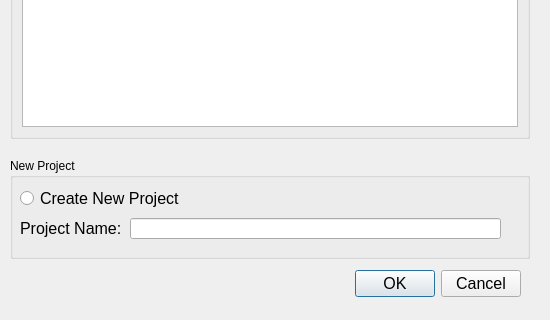
Above: ui/project_selection_dialog.ui from tinymouse42/BAPD before the change; both pictures show x 0 to 550 and y 202 to 522 of the 550 by 522 pixel window. Below: the same form after it.
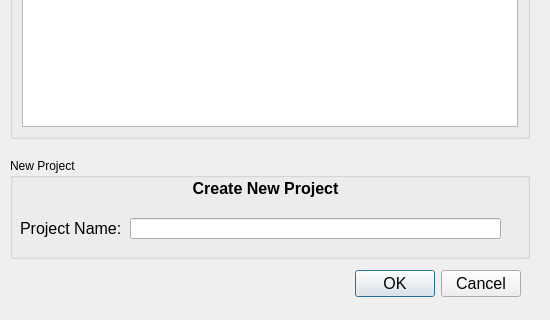
That is the form after the change.

Commit message: 08/08/2024: Much progress made with the Project Selection dialog. It works fine now but I want to tweak the look and feel next

```diff
--- a/ui/project_selection_dialog.ui
+++ b/ui/project_selection_dialog.ui
@@ -64,24 +64,6 @@
    <property name="title">
     <string>New Project</string>
    </property>
-   <widget class="QRadioButton" name="createNewProjectRadioButton">
-    <property name="geometry">
-     <rect>
-      <x>10</x>
-      <y>30</y>
-      <width>161</width>
-      <height>20</height>
-     </rect>
-    </property>
-    <property name="font">
-     <font>
-      <pointsize>12</pointsize>
-     </font>
-    </property>
-    <property name="text">
-     <string>Create New Project</string>
-    </property>
-   </widget>
    <widget class="QLabel" name="projectNameLabel">
     <property name="geometry">
      <rect>
@@ -110,6 +92,28 @@
      </rect>
     </property>
    </widget>
+   <widget class="QLabel" name="CreateProjectLabel">
+    <property name="geometry">
+     <rect>
+      <x>170</x>
+      <y>20</y>
+      <width>171</width>
+      <height>21</height>
+     </rect>
+    </property>
+    <property name="font">
+     <font>
+      <pointsize>12</pointsize>
+      <bold>true</bold>
+     </font>
+    </property>
+    <property name="text">
+     <string>Create New Project</string>
+    </property>
+    <property name="alignment">
+     <set>Qt::AlignmentFlag::AlignCenter</set>
+    </property>
+   </widget>
   </widget>
  </widget>
  <resources/>
```
The commit also changes 3 other files.
